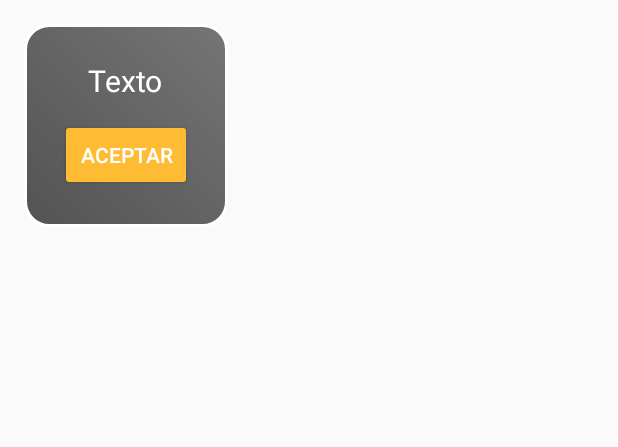
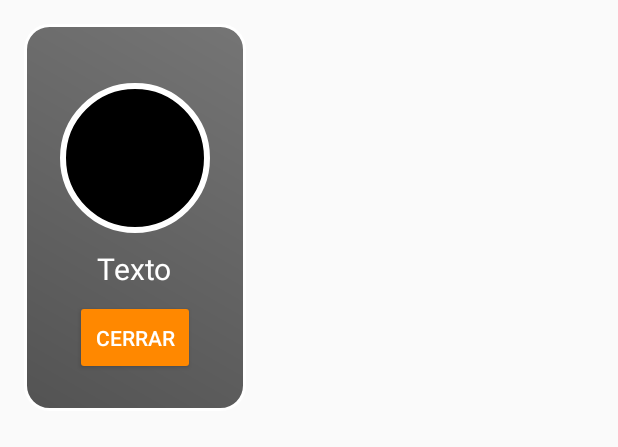
Before and after one commit to LauSofZamora/equipoUno, an Android app built with Jetpack Compose: the layout dialog_custom.xml on its own in the app's theme, with its tools: preview values and no code run, on a phone screen of 412 x 824 dp. Shown: the top 447 px of the screen. Run offline under Robolectric (Android 15) with nearby library versions, the phone set to English and light mode, and no system bars.

Commit message:
Ajustes adicionales

```diff
--- a/app/src/main/java/com/example/equipouno/view/home/HomeActivity.kt
+++ b/app/src/main/java/com/example/equipouno/view/home/HomeActivity.kt
@@ -307,6 +307,7 @@ class HomeActivity : AppCompatActivity() {
         handler.post(runnable)
     }
 
+
     private fun showCustomDialog() {
         val dialog = Dialog(this)
         dialog.setContentView(R.layout.dialog_custom) // Usar layout personalizado
@@ -321,6 +322,7 @@ class HomeActivity : AppCompatActivity() {
         // Obtener y mostrar el reto aleatorio
         val txtReto = dialog.findViewById<TextView>(R.id.dialogTitle)
         txtReto.text = dbHelper.getRandomReto()
+
 
         val btnDismiss = dialog.findViewById<Button>(R.id.btnDismiss)
         btnDismiss.setOnClickListener {
--- /dev/null
+++ b/app/src/main/res/drawable/circle_background.xml
@@ -0,0 +1,7 @@
+<shape xmlns:android="http://schemas.android.com/apk/res/android"
+    android:shape="oval">
+    <solid android:color="#000000" />
+    <stroke
+        android:width="4dp"
+        android:color="#FFFFFF" />
+</shape>
--- a/app/src/main/res/layout/dialog_custom.xml
+++ b/app/src/main/res/layout/dialog_custom.xml
@@ -1,28 +1,45 @@
 <?xml version="1.0" encoding="utf-8"?>
-<LinearLayout
+<FrameLayout
     xmlns:android="http://schemas.android.com/apk/res/android"
     android:layout_width="wrap_content"
     android:layout_height="wrap_content"
-    android:orientation="vertical"
+    android:layout_margin="16dp"
     android:background="@drawable/dialog_background"
-    android:padding="24dp"
+    android:padding="24dp">
+
+    <LinearLayout
+        android:layout_width="match_parent"
+        android:layout_height="210dp"
         android:gravity="center"
-    android:layout_margin="16dp">
+        android:orientation="vertical">
+
+        <ImageView
+            android:id="@+id/circleImageView"
+            android:layout_width="100dp"
+            android:layout_height="100dp"
+            android:background="@drawable/circle_background"
+            android:scaleType="centerCrop"
+            android:translationY="-20dp"/>
 
         <TextView
             android:id="@+id/dialogTitle"
             android:layout_width="wrap_content"
             android:layout_height="wrap_content"
+            android:layout_marginBottom="12dp"
             android:text="Texto"
             android:textColor="@android:color/white"
             android:textSize="20sp"
-        android:layout_marginBottom="12dp"/>
+            android:translationY="-10dp"/>
+    </LinearLayout>
 
+    <!-- Botón de cerrar superpuesto en el borde inferior del cuadro -->
     <Button
         android:id="@+id/btnDismiss"
-        android:layout_width="wrap_content"
-        android:layout_height="wrap_content"
-        android:text="Aceptar"
+        android:layout_width="80dp"
+        android:layout_height="50dp"
+        android:layout_gravity="bottom|center"
+        android:backgroundTint="@android:color/holo_orange_dark"
+        android:text="Cerrar"
         android:textColor="@android:color/white"
-        android:backgroundTint="@android:color/holo_orange_light" />
-</LinearLayout>
+ />
+</FrameLayout>
```
Lines whose indentation alone changed are shown as unchanged.
